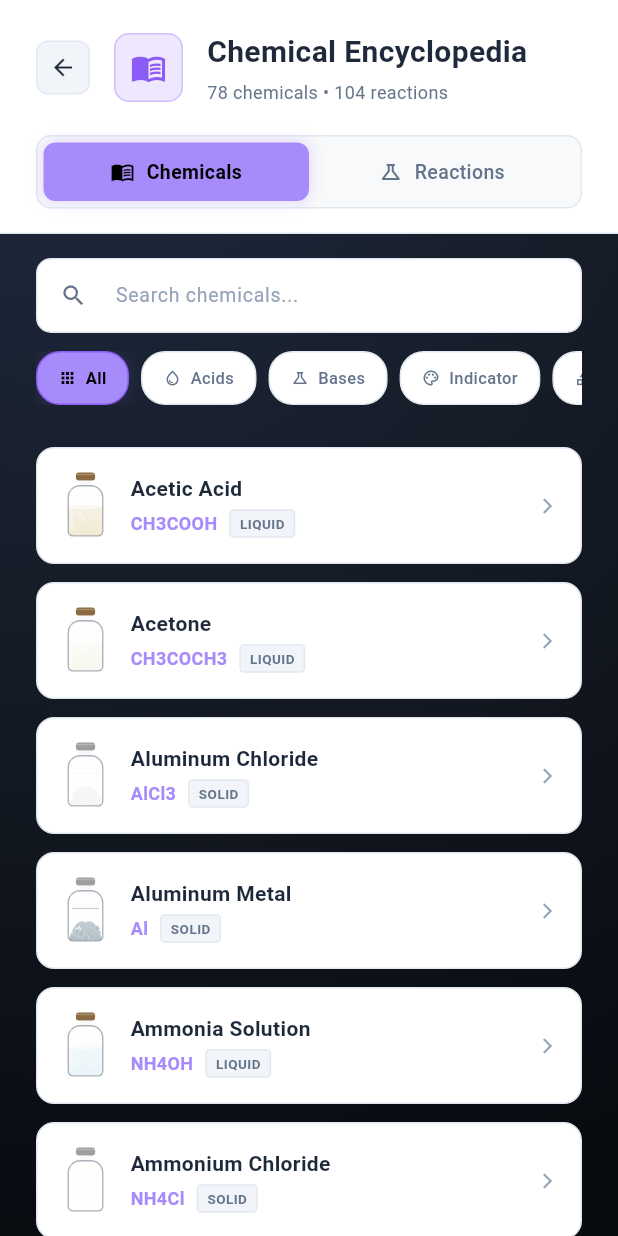
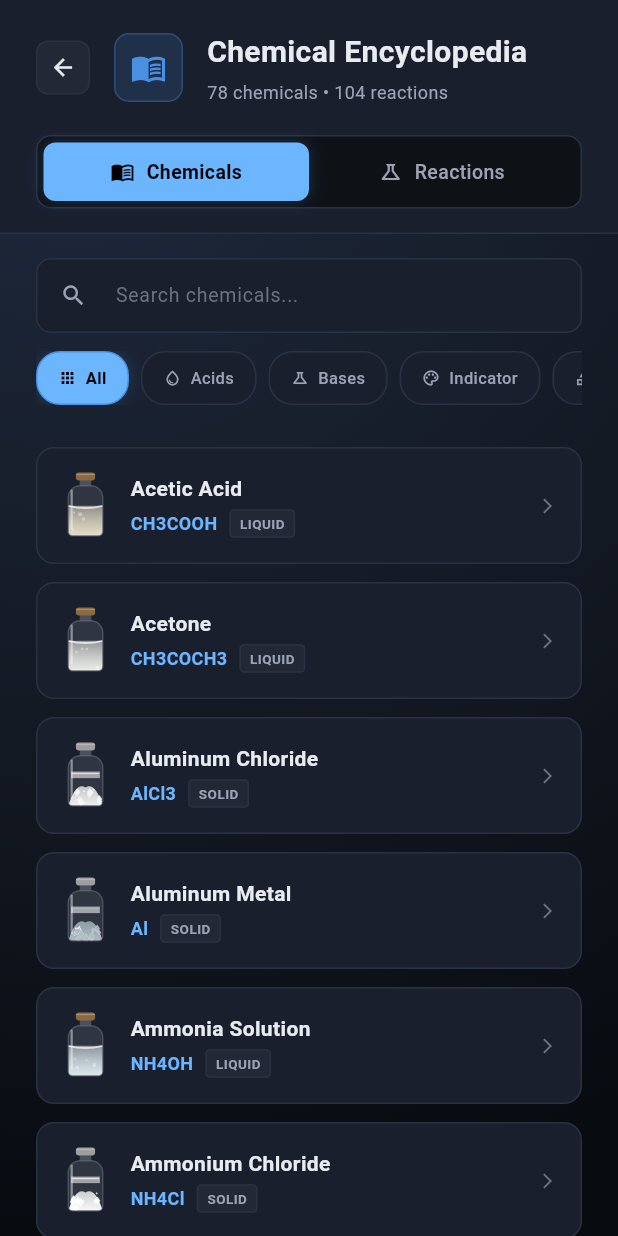
Before and after one commit to malikqasim223/2D_virtual_chem_lab, a Flutter app: the ChemInfoScreen screen opened directly, on a phone screen of 412 x 824 dp. Run offline on Flutter 3.47's test engine with Material 3 defaults, Android fonts, the light colour scheme and no system bars; Roboto replaces fonts that are missing (Segoe UI).

Commit message:
Backup before phase104 restore - 20261020_171038

```diff
--- a/lib/core/theme/lab_colors.dart
+++ b/lib/core/theme/lab_colors.dart
@@ -1,56 +1,44 @@
 part of chem_lab;
 
+/// ORIGINAL SIMPLE DARK THEME
+/// Clean, professional, no experimental themes
 class LC {
-  // ===== BACKGROUNDS & SURFACES =====
-  static const Color bgDeep = Color(0xFFF8F9FA); // Light Grey Background
-  static const Color bg = Color(0xFFFFFFFF);     // White Card
-  static const Color panel = Color(0xFFFFFFFF);
-  static const Color panelElev = Color(0xFFF1F5F9); // Very Light Grey for hover/inputs
-
-  // ===== BORDERS =====
-  static const Color border = Color(0xFFE2E8F0); // Soft Grey Border
-  static const Color borderSoft = Color(0xFFCBD5E1);
-
-  // ===== PRIMARY BRAND COLORS (Purple from reference) =====
-  static const Color accent = Color(0xFF8B5CF6); // Vibrant Purple
-  static const Color accentBright = Color(0xFFA78BFA); // Light Purple
-
-  // ===== SECONDARY COLORS =====
-  static const Color success = Color(0xFF10B981); // Mint
-  static const Color warning = Color(0xFFF59E0B); // Amber
-  static const Color danger = Color(0xFFEF4444); // Red
-  static const Color info = Color(0xFF3B82F6); // Blue
-
-  // ===== TYPOGRAPHY =====
-  static const Color text = Color(0xFF1E293B); // Dark Slate
-  static const Color textSub = Color(0xFF64748B); // Medium Grey
-  static const Color textDim = Color(0xFF94A3B8); // Light Grey
-  static const Color textMuted = Color(0xFFCBD5E1); // Very Light Grey
-
-  // ===== GLASS/EQUIPMENT (Dark edges for visibility on white) =====
-  static const Color glassEdge = Color(0xFF64748B);
-  static const Color glassFill = Color(0xFFFFFFFF);
-  static const Color glassTint = Color(0xFFF1F5F9);
-
-  // ===== BENCH/MARBLE =====
-  static const Color marbleBase = Color(0xFFF8FAFC); // Light bench
-  static const Color marbleHighlight = Color(0xFFFFFFFF);
-  // ===== DARK THEME VARIANTS (for Lab Screen only) =====
+  static const Color bgDeep = Color(0xFF0E1116);
+  static const Color bg = Color(0xFF141922);
+  static const Color panel = Color(0xFF1A1F2E);
+  static const Color panelElev = Color(0xFF222836);
+  static const Color border = Color(0xFF2A3142);
+  static const Color borderSoft = Color(0xFF353D52);
+  static const Color accent = Color(0xFF4A90E2);
+  static const Color accentBright = Color(0xFF6BB6FF);
+  static const Color success = Color(0xFF4CAF50);
+  static const Color warning = Color(0xFFFFB74D);
+  static const Color danger = Color(0xFFE85D5D);
+  static const Color info = Color(0xFF29B6F6);
+  static const Color text = Color(0xFFE8EBF0);
+  static const Color textSub = Color(0xFF9BA3B4);
+  static const Color textDim = Color(0xFF6B7280);
+  static const Color textMuted = Color(0xFF4B5262);
+  static const Color glassEdge = Color(0xFF8FA5C0);
+  static const Color glassFill = Color(0xFFD0E0F0);
+  static const Color glassTint = Color(0xFFB0C4DE);
+  static const Color marbleBase = Color(0xFF1E2430);
+  static const Color marbleHighlight = Color(0xFF2A3142);
   static const Color darkBgDeep = Color(0xFF0E1116);
-  static const Color darkBg = Color(0xFF141820);
-  static const Color darkPanel = Color(0xFF1A1F2A);
-  static const Color darkPanelElev = Color(0xFF232936);
-  static const Color darkBorder = Color(0xFF2E3645);
-  static const Color darkBorderSoft = Color(0xFF3A4252);
-  static const Color darkText = Color(0xFFE5E7EB);
-  static const Color darkTextSub = Color(0xFF9CA3AF);
+  static const Color darkBg = Color(0xFF141922);
+  static const Color darkPanel = Color(0xFF1A1F2E);
+  static const Color darkPanelElev = Color(0xFF222836);
+  static const Color darkBorder = Color(0xFF2A3142);
+  static const Color darkBorderSoft = Color(0xFF353D52);
+  static const Color darkText = Color(0xFFE8EBF0);
+  static const Color darkTextSub = Color(0xFF9BA3B4);
   static const Color darkTextDim = Color(0xFF6B7280);
-  static const Color darkTextMuted = Color(0xFF4B5563);
-  static const Color darkAccent = Color(0xFF7C8FA3);
-  static const Color darkAccentBright = Color(0xFFA4B4C7);
-  static const Color darkGlassEdge = Color(0xFFB8C5D1);
-  static const Color darkGlassFill = Color(0xFFD8E3EC);
-  static const Color darkGlassTint = Color(0xFFE8EFF5);
-  static const Color darkMarbleBase = Color(0xFF1F232B);
-  static const Color darkMarbleHighlight = Color(0xFF2A303A);
+  static const Color darkTextMuted = Color(0xFF4B5262);
+  static const Color darkAccent = Color(0xFF4A90E2);
+  static const Color darkAccentBright = Color(0xFF6BB6FF);
+  static const Color darkGlassEdge = Color(0xFF8FA5C0);
+  static const Color darkGlassFill = Color(0xFFD0E0F0);
+  static const Color darkGlassTint = Color(0xFFB0C4DE);
+  static const Color darkMarbleBase = Color(0xFF1E2430);
+  static const Color darkMarbleHighlight = Color(0xFF2A3142);
 }
--- a/lib/presentation/widgets/lab/realistic_equip_painter.dart
+++ b/lib/presentation/widgets/lab/realistic_equip_painter.dart
@@ -31,7 +31,11 @@ class RealisticEquipPainter extends CustomPainter {
       ..style = PaintingStyle.stroke
       ..strokeWidth = 1.2
       ..color = LC.glassEdge.withValues(alpha: 0.6));
-    // Shine handled by gradients inside glass
+    // Glass shine highlight
+    canvas.drawPath(path, Paint()
+      ..style = PaintingStyle.stroke
+      ..strokeWidth = 2.5
+      ..color = Colors.white.withValues(alpha: 0.25));
 
     canvas.save();
     canvas.clipPath(path);
```
